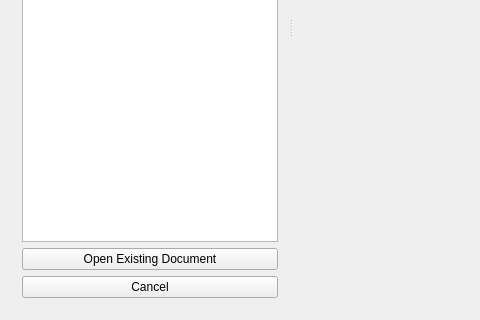
Above: krita/ui/forms/KisOpenPaneBase.ui from KDE/calligra before the change; both pictures show x 0 to 480 and y 266 to 586 of the 739 by 586 pixel window. Below: the same form after it.
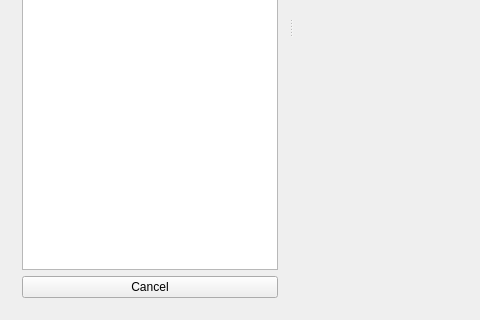
That is the form after the change.

Commit message: remove open existing documents option from new dialog

Diff of the .ui file:
```diff
--- a/krita/ui/forms/KisOpenPaneBase.ui
+++ b/krita/ui/forms/KisOpenPaneBase.ui
@@ -54,13 +54,6 @@
          </column>
         </widget>
        </item>
-       <item>
-        <widget class="QPushButton" name="m_openExistingButton">
-         <property name="text">
-          <string>Open Existing Document</string>
-         </property>
-        </widget>
-       </item>
        <item>
         <widget class="QPushButton" name="cancelButton">
          <property name="text">
```
The commit also changes 2 other files.
